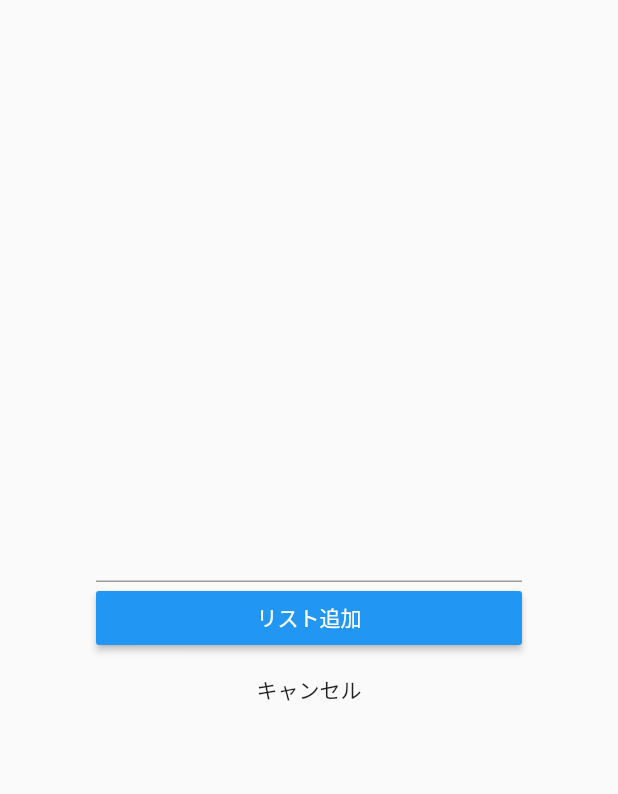
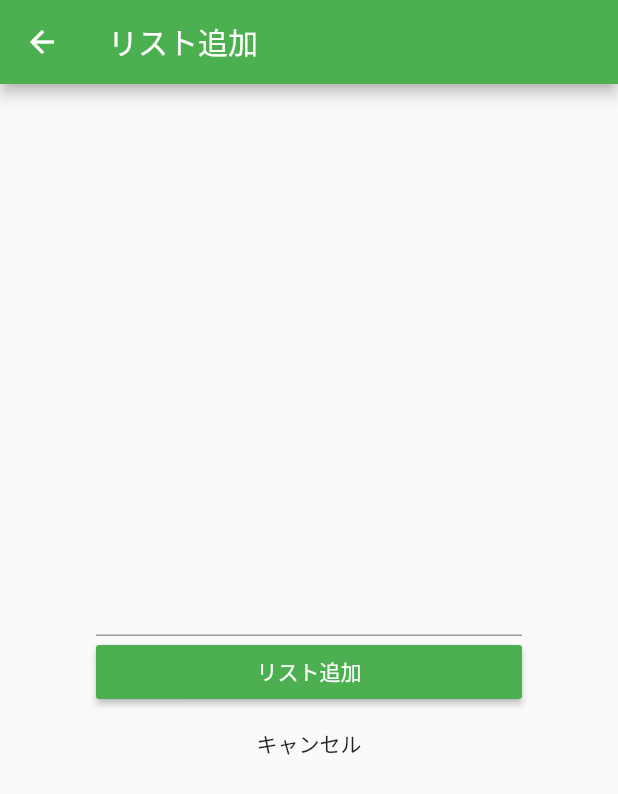
Before and after one commit to kiyokawakouji/flutter_todo_app, a Flutter app: the TodoAddPage screen opened directly, on a phone screen of 412 x 824 dp. Shown: the top 794 px of the screen. Run offline on Flutter 3.47's test engine with Material 2 defaults, Android fonts, the phone set to English and light mode, and no system bars.

Commit message:
todo登録機能実装

```diff
--- a/lib/todo_add_page.dart
+++ b/lib/todo_add_page.dart
@@ -3,22 +3,51 @@
 import 'package:flutter/material.dart';
 
 
-class TodoAddPage extends StatelessWidget {
+class TodoAddPage extends StatefulWidget {
+  @override
+  _TodoAddPageState createState() => _TodoAddPageState();
+
+}
+
+class _TodoAddPageState extends State<TodoAddPage> {
+  // 入力されたテキストをデータとして持つ
+  String _text = '';
+
+  // データを元に表示するWidget
   @override
   Widget build(BuildContext context) {
     double screenWidth = MediaQuery.of(context).size.width;
     return Scaffold(
+      appBar: AppBar(
+        title: Text('リスト追加'),
+      ),
       body: Container(
         padding: EdgeInsets.all(64),
         child: Column(
           mainAxisAlignment: MainAxisAlignment.center,
           children: <Widget>[
-            TextField(),
+            // 入力されたテキストを表示
+            Text(_text, style: TextStyle(color: Colors.blue)),
+            // テキスト入力
+            TextField(
+              // 入力されたテキストの値を受け取る（valueが入力されたテキスト）
+              onChanged: (String value) {
+                // データが変更したことを知らせる（画面を更新する）
+                setState(() {
+                  // データを変更
+                  _text = value;
+                });
+              },
+            ),
             Container(
               width: screenWidth * 1,
               child: RaisedButton(
-                color: Colors.blue,
-                onPressed: () {},
+                color: Colors.green,
+                onPressed: () {
+                  // "pop"で前の画面に戻る
+                  // "pop"の引数から前の画面にデータを渡す
+                  Navigator.of(context).pop(_text);
+                },
                 child: Text('リスト追加', style: TextStyle(color: Colors.white)),
               ),
             ),
@@ -30,9 +59,9 @@ class TodoAddPage extends StatelessWidget {
                 },
               child: Text('キャンセル'),
               ),
-            )
+            ),
           ],
-        )
+        ),
       ),
     );
   }
--- a/pubspec.yaml
+++ b/pubspec.yaml
@@ -33,6 +33,7 @@ dependencies:
 dev_dependencies:
   flutter_test:
     sdk: flutter
+  pedantic_mono: any
 
 # For information on the generic Dart part of this file, see the
 # following page: https://dart.dev/tools/pub/pubspec
```
Also changed, not shown: lib/main.dart (+34 -25 lines), pubspec.lock.
